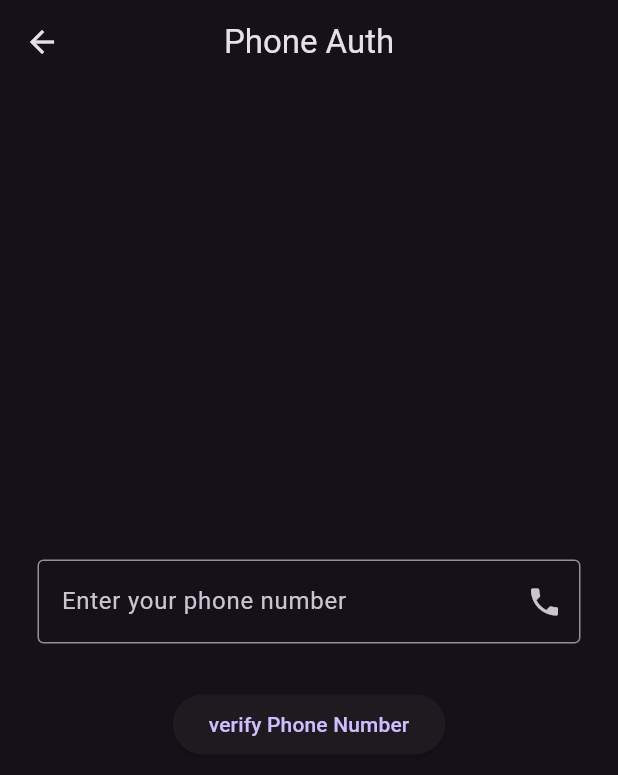
After one commit to Abhay7592/firebase_series, a Flutter app: the screen it shows after launch, after a tap on "Login With PhoneNumber", on a phone screen of 412 x 824 dp. The commit adds this screen. Shown: the top 775 px of the screen. Run offline on Flutter 3.47's test engine with Material 3 defaults, Android fonts, the phone set to English and light mode, and no system bars; our stand-ins replace firebase_auth, firebase_core; accounts and stored records are empty.

Commit message:
Added the feature of OTP using Firebase,user can login using phone number and otp

```diff
--- a/lib/loginpage.dart
+++ b/lib/loginpage.dart
@@ -1,6 +1,7 @@
 import 'package:firebase_auth/firebase_auth.dart';
 import 'package:firebase_series/forgotpassword.dart';
 import 'package:firebase_series/main.dart';
+import 'package:firebase_series/phoneauth.dart';
 import 'package:firebase_series/signuppage.dart';
 import 'package:firebase_series/uihelper.dart';
 import 'package:flutter/material.dart';
@@ -56,9 +57,17 @@ class _LoginPageState extends State<LoginPage> {
             login(emailController.text.toString(),
                 passwordController.text.toString());
           }, "Login"),
+          TextButton(onPressed: (){
+            Navigator.push(context, MaterialPageRoute(builder: (context)=>PhoneAuth()));
+
+
+          }, child: Text("Login With PhoneNumber", style: TextStyle(fontSize: 15))),
           SizedBox(
             height: 20,
           ),
+          // SizedBox(
+          //   height: 20,
+          // ),
           Row(
             mainAxisAlignment: MainAxisAlignment.center,
             children: [
@@ -80,6 +89,7 @@ class _LoginPageState extends State<LoginPage> {
           SizedBox(
             height: 20,
           ),
+
           TextButton(
             onPressed: () {
               Navigator.push(context,
--- a/lib/main.dart
+++ b/lib/main.dart
@@ -32,6 +32,7 @@ class MyApp extends StatelessWidget {
       title: 'Flutter Demo',
       theme: ThemeData.dark(),
       home: const CheckUser(),
+      // home: PhoneAuth(),
     );
   }
 }
--- /dev/null
+++ b/lib/phoneauth.dart
@@ -0,0 +1,56 @@
+import 'package:firebase_auth/firebase_auth.dart';
+import 'package:firebase_series/optscreen.dart';
+import 'package:flutter/material.dart';
+
+class PhoneAuth extends StatefulWidget {
+  const PhoneAuth({super.key});
+
+  @override
+  State<PhoneAuth> createState() => _PhoneAuthState();
+}
+
+class _PhoneAuthState extends State<PhoneAuth> {
+  TextEditingController phoneController = TextEditingController();
+
+  @override
+  Widget build(BuildContext context) {
+    return Scaffold(
+      appBar: AppBar(
+        title: Text("Phone Auth"),
+        centerTitle: true,
+      ),
+      body: Column(
+        mainAxisAlignment: MainAxisAlignment.center,
+        children: [
+          Padding(
+            padding: const EdgeInsets.symmetric(horizontal: 25),
+            child: TextField(
+              controller: phoneController,
+              keyboardType: TextInputType.number,
+              decoration: InputDecoration(
+                  hintText: "Enter your phone number",
+                  suffixIcon: Icon(Icons.phone),
+                  border: OutlineInputBorder()),
+            ),
+          ),
+          SizedBox(
+            height: 30,
+          ),
+          ElevatedButton(
+              onPressed: () async {
+                await FirebaseAuth.instance.verifyPhoneNumber(
+                    verificationCompleted: (PhoneAuthCredential credential) {},
+                    verificationFailed: (FirebaseAuthException ex) {},
+                    codeSent: (String verificationId, int? resendToken) {
+                      Navigator.push(context, MaterialPageRoute(builder: (context)=>OTPscreen(verificationid: verificationId,)));
+
+                    },
+                    codeAutoRetrievalTimeout: (String verficationid) {},
+                    phoneNumber: phoneController.text.toString());
+              },
+              child: Text("verify Phone Number"))
+        ],
+      ),
+    );
+  }
+}
```
Also changed, not shown: lib/optscreen.dart (added, +63 -0 lines).
